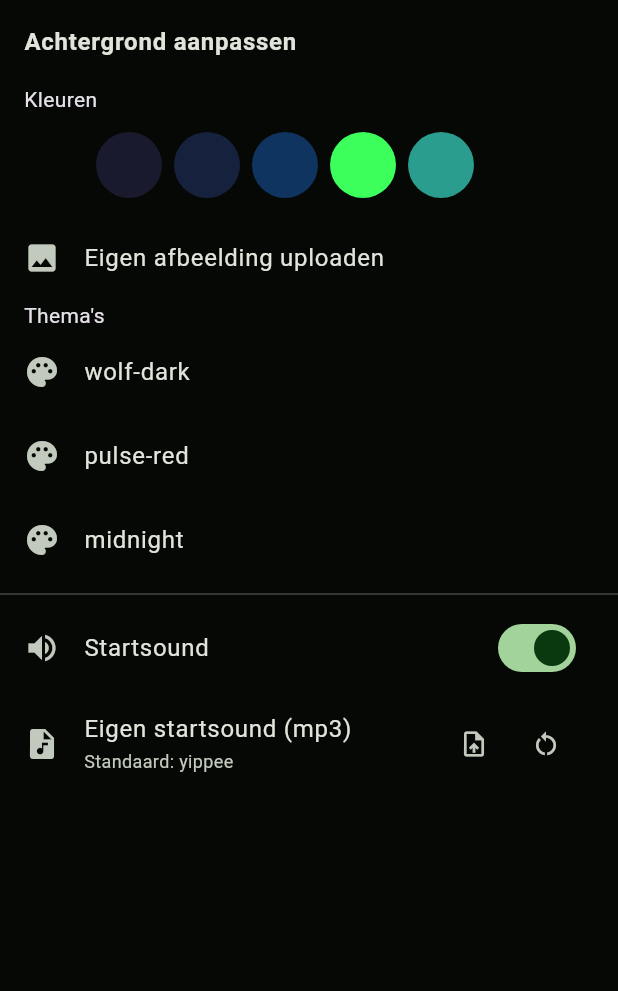
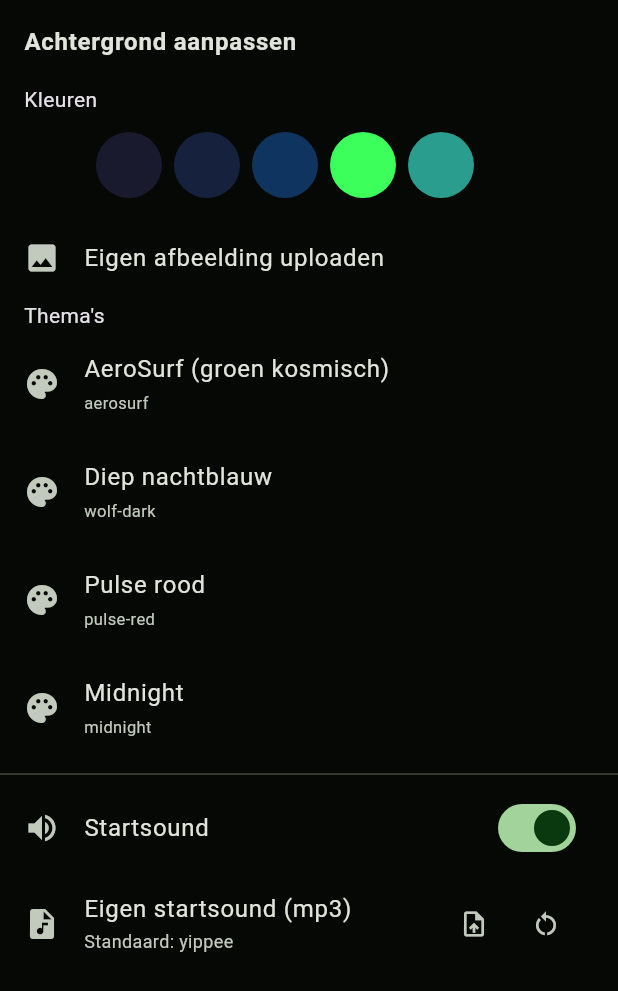
Before and after one commit to GamerWolfert/cyberwolfert, a Flutter app: the BackgroundMenu widget shown alone on an empty page, opened directly, on a phone screen of 412 x 824 dp. Shown: the top 991 px of the screen. Run offline on Flutter 3.47's test engine with Material 3 defaults, Android fonts, the phone set to English and light mode, and no system bars; our stand-ins replace audioplayers, file_picker, flutter_markdown, flutter_svg, geolocator, google_sign_in and 5 more; missing offline and left inert: dart:ui_web, webview_windows; accounts and stored records are empty; network calls fail.

Commit message:
2.6.1: groene kosmische standaardachtergrond + AeroSeek-logo op de startpagina, emoji-merkupdate, downloads via GitHub-releases

```diff
--- a/app/lib/services/update_service.dart
+++ b/app/lib/services/update_service.dart
@@ -7,7 +7,7 @@ import 'api_service.dart';
 
 /// Update-check: vergelijkt build-nummer met backend/version.json.
 class UpdateService {
-  static const int currentBuild = 30;
+  static const int currentBuild = 31;
 
   static Future<Map<String, dynamic>?> _fetch(String path) async {
     try {
--- a/app/lib/widgets/background_menu.dart
+++ b/app/lib/widgets/background_menu.dart
@@ -9,7 +9,20 @@ class BackgroundMenu extends StatefulWidget {
   const BackgroundMenu({super.key});
 
   static const presetColors = ['#050805', '#1A1A2E', '#16213E', '#0F3460', '#3CFF5C', '#2A9D8F'];
-  static const presetThemes = ['wolf-dark', 'pulse-red', 'midnight'];
+  static const presetThemes = ['aerosurf', 'wolf-dark', 'pulse-red', 'midnight'];
+
+  static String themeLabel(String t) {
+    switch (t) {
+      case 'aerosurf':
+        return 'AeroSurf (groen kosmisch)';
+      case 'wolf-dark':
+        return 'Diep nachtblauw';
+      case 'pulse-red':
+        return 'Pulse rood';
+      default:
+        return 'Midnight';
+    }
+  }
 
   @override
   State<BackgroundMenu> createState() => _BackgroundMenuState();
@@ -82,7 +95,8 @@ class _BackgroundMenuState extends State<BackgroundMenu> {
         const Padding(padding: EdgeInsets.symmetric(horizontal: 16), child: Text("Thema's")),
         ...BackgroundMenu.presetThemes.map((t) => ListTile(
           leading: const Icon(Icons.palette),
-          title: Text(t),
+          title: Text(BackgroundMenu.themeLabel(t)),
+          subtitle: Text(t, style: const TextStyle(fontSize: 11)),
           trailing: s.backgroundValue == t ? const Icon(Icons.check) : null,
           onTap: () => s.update(type: 'theme', value: t),
         )),
--- a/app/pubspec.yaml
+++ b/app/pubspec.yaml
@@ -1,7 +1,7 @@
 name: cyberwolfert_browser
 description: AeroSurf Browser met AeroSeek zoekmachine en AeroNova AI-assistent.
 publish_to: 'none'
-version: 2.6.0+30
+version: 2.6.1+31
 
 environment:
   sdk: '>=3.2.0 <4.0.0'
@@ -40,6 +40,7 @@ flutter:
   uses-material-design: true
   assets:
     - assets/logo.png
+    - assets/seek_logo.png
     - assets/sound.mp3
     # assets/night_bg.jpg toevoegen zodra het bestand er is (foto-achtergrond)
     - assets/brands/
```
Also changed, not shown: app/lib/providers/settings_provider.dart (+10 -2 lines), app/assets/seek_logo.png (added), 1 other file.
